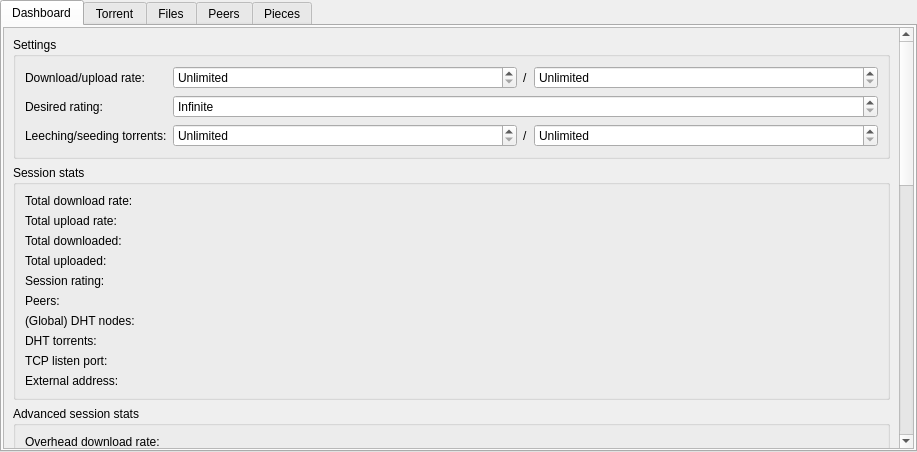
The window that src/plugins/bittorrent/torrenttabwidget.ui (0xd34df00d/leechcraft) describes before a commit, drawn with Qt 5.
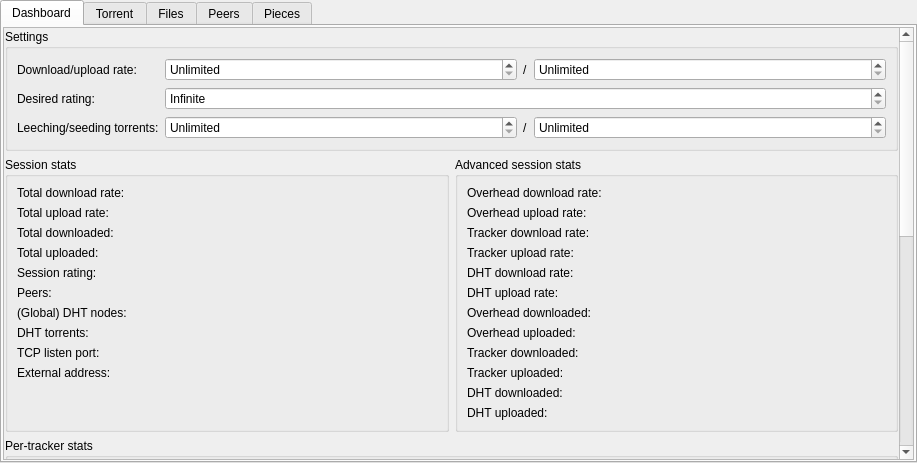
The same window after the commit. Custom widgets are drawn as their Qt base class.

Commit message: BitTorrent: redone the UI a bit.

The edit to the form file:
```diff
--- a/src/plugins/bittorrent/torrenttabwidget.ui
+++ b/src/plugins/bittorrent/torrenttabwidget.ui
@@ -7,7 +7,7 @@
     <x>0</x>
     <y>0</y>
     <width>917</width>
-    <height>452</height>
+    <height>463</height>
    </rect>
   </property>
   <property name="sizePolicy">
@@ -50,10 +50,13 @@
          <x>0</x>
          <y>0</y>
          <width>889</width>
-         <height>1090</height>
+         <height>852</height>
         </rect>
        </property>
        <layout class="QVBoxLayout" name="verticalLayout_6">
+        <property name="margin">
+         <number>1</number>
+        </property>
         <item>
          <widget class="QGroupBox" name="groupBox">
           <property name="sizePolicy">
@@ -220,6 +223,8 @@
          </widget>
         </item>
         <item>
+         <layout class="QHBoxLayout" name="horizontalLayout_5">
+          <item>
          <widget class="QGroupBox" name="BoxSessionStats_">
           <property name="title">
            <string>Session stats</string>
@@ -551,6 +556,8 @@
           </layout>
          </widget>
         </item>
+         </layout>
+        </item>
         <item>
          <widget class="QGroupBox" name="BoxPerTrackerStats_">
           <property name="title">
```
Left out of the diff: 24 changed lines with no effect on the pictures. Lines whose indentation alone changed are shown as unchanged.
